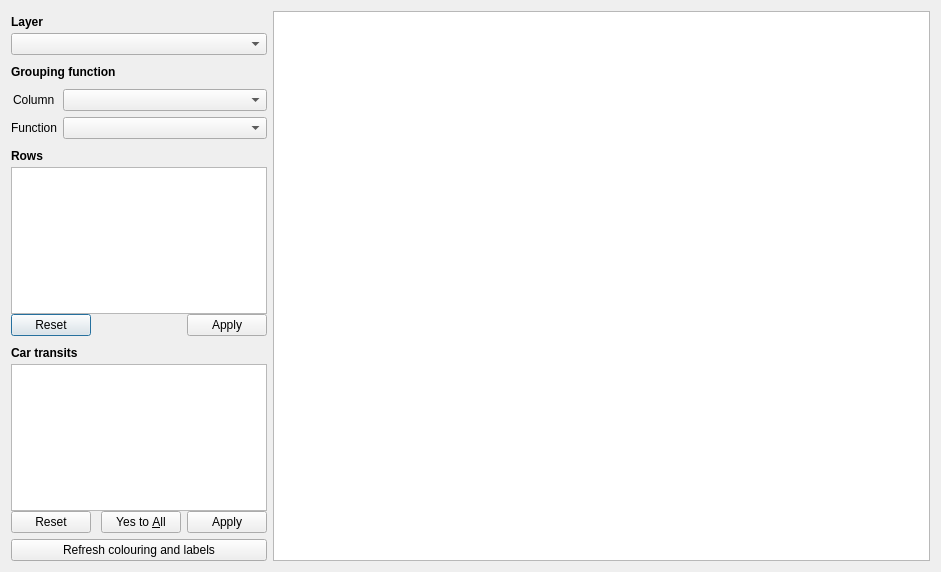
Above: plugin/snowplow_dialog_base.ui from pixelneo/SnowPlow before the change. Below: the same form after it.
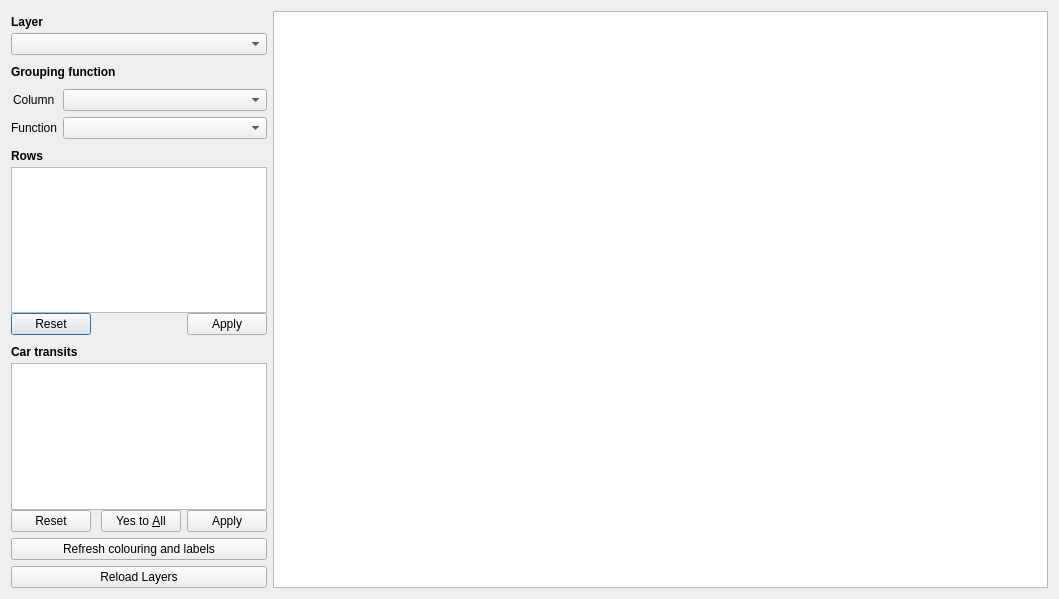
That is the form after the change.

Commit message: change icon and layout

Patch:
```diff
--- a/plugin/snowplow_dialog_base.ui
+++ b/plugin/snowplow_dialog_base.ui
@@ -6,8 +6,8 @@
    <rect>
     <x>0</x>
     <y>0</y>
-    <width>941</width>
-    <height>572</height>
+    <width>1059</width>
+    <height>599</height>
    </rect>
   </property>
   <property name="windowTitle">
@@ -232,6 +232,13 @@
          </property>
         </widget>
        </item>
+       <item>
+        <widget class="QPushButton" name="reloadLayers">
+         <property name="text">
+          <string>Reload Layers</string>
+         </property>
+        </widget>
+       </item>
       </layout>
      </item>
      <item>
```
The commit also changes 1 other file.
